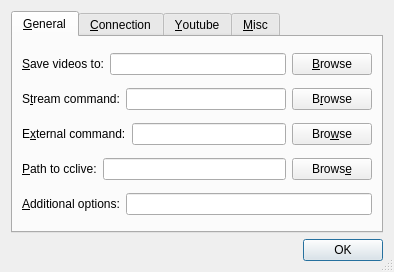
Before: the Qt Designer form rc/prefsdlg.ui in guendto/abby, drawn with Qt 5.
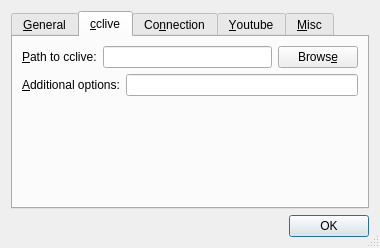
After: the same form once the commit is applied. The open tabs and pages were chosen to show the change.

Commit message: Clean up widget texts.

Diff of the .ui file:
```diff
--- a/rc/prefsdlg.ui
+++ b/rc/prefsdlg.ui
@@ -9,8 +9,8 @@
    <rect>
     <x>0</x>
     <y>0</y>
-    <width>394</width>
-    <height>272</height>
+    <width>380</width>
+    <height>248</height>
    </rect>
   </property>
   <property name="windowTitle" >
@@ -138,6 +138,26 @@
         </layout>
        </item>
        <item row="3" column="0" >
+        <spacer name="verticalSpacer_5" >
+         <property name="orientation" >
+          <enum>Qt::Vertical</enum>
+         </property>
+         <property name="sizeHint" stdset="0" >
+          <size>
+           <width>20</width>
+           <height>40</height>
+          </size>
+         </property>
+        </spacer>
+       </item>
+      </layout>
+     </widget>
+     <widget class="QWidget" name="tab_5" >
+      <attribute name="title" >
+       <string>&amp;cclive</string>
+      </attribute>
+      <layout class="QGridLayout" name="gridLayout_7" >
+       <item row="0" column="0" >
         <layout class="QHBoxLayout" name="horizontalLayout_7" >
          <item>
           <widget class="QLabel" name="label_7" >
@@ -165,7 +185,7 @@
          </item>
         </layout>
        </item>
-       <item row="4" column="0" >
+       <item row="1" column="0" >
         <layout class="QHBoxLayout" name="horizontalLayout_5" >
          <item>
           <widget class="QLabel" name="label_5" >
@@ -186,11 +206,24 @@
          </item>
         </layout>
        </item>
+       <item row="2" column="0" >
+        <spacer name="verticalSpacer_4" >
+         <property name="orientation" >
+          <enum>Qt::Vertical</enum>
+         </property>
+         <property name="sizeHint" stdset="0" >
+          <size>
+           <width>20</width>
+           <height>34</height>
+          </size>
+         </property>
+        </spacer>
+       </item>
       </layout>
      </widget>
      <widget class="QWidget" name="tab_2" >
       <attribute name="title" >
-       <string>&amp;Connection</string>
+       <string>Co&amp;nnection</string>
       </attribute>
       <layout class="QGridLayout" name="gridLayout_3" >
        <item row="0" column="0" >
```
Left out of the diff: 19 changed lines with no effect on the pictures. The commit also changes 2 other files.
